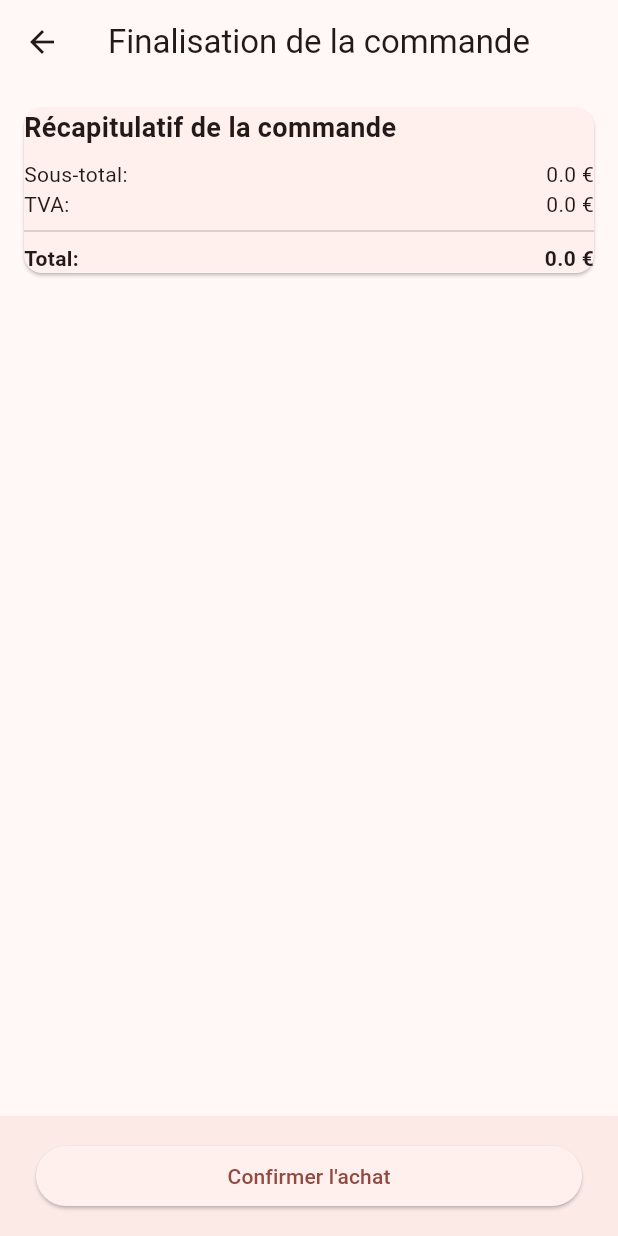
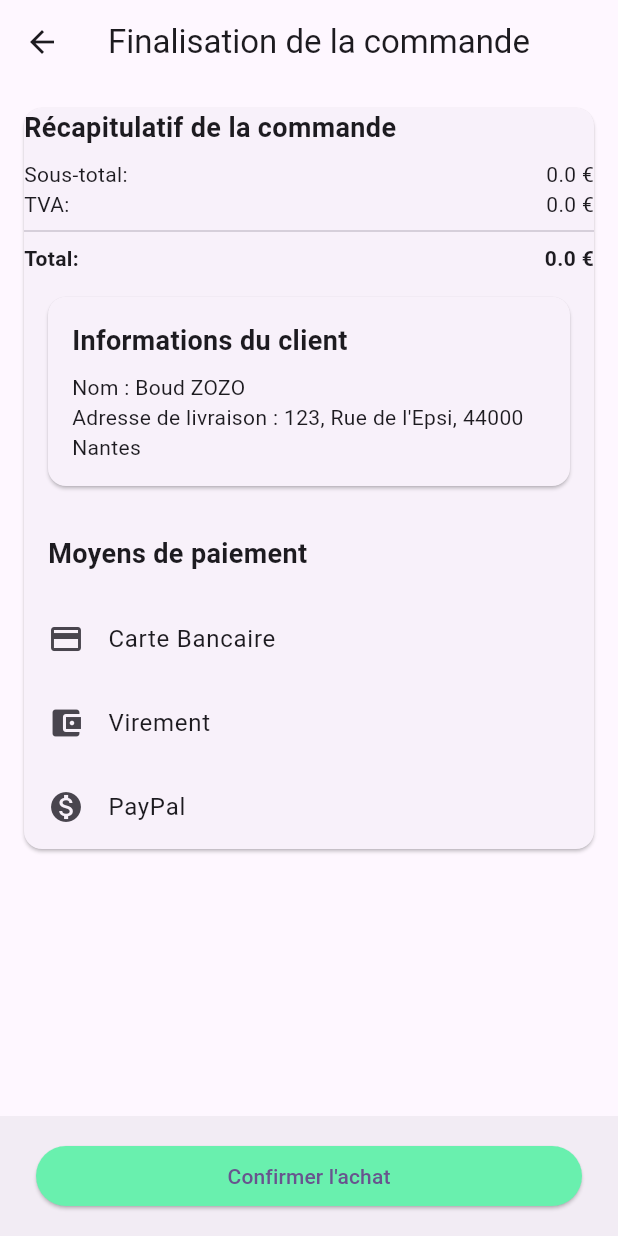
Before and after one commit to Syd-ny/Epsi-shop-paiement, a Flutter app: the PaymentPage screen opened by its route, on a phone screen of 412 x 824 dp. Run offline on Flutter 3.47's test engine with Material 3 defaults, Android fonts, the phone set to English and light mode, and no system bars; our stand-ins replace flutter_map, go_router, latlong2; network calls fail.

Commit message:
page paiement ok

```diff
--- a/lib/app.dart
+++ b/lib/app.dart
@@ -30,7 +30,14 @@ class MyApp extends StatelessWidget {
       debugShowCheckedModeBanner: false,
       title: 'Flutter Demo',
       theme: ThemeData(
-        colorScheme: ColorScheme.fromSeed(seedColor: Colors.red),
+        primarySwatch: Colors.purple,
+        primaryColor: Colors.greenAccent,
+        colorScheme: ColorScheme.fromSeed(seedColor: Colors.deepPurple),
+        textButtonTheme: TextButtonThemeData(
+          style: TextButton.styleFrom(
+            foregroundColor: Colors.purple, // Couleur de texte pour les TextButton
+          ),
+        ),
         useMaterial3: true,
       ),
       routerConfig: _router,
--- a/lib/bo/cart.dart
+++ b/lib/bo/cart.dart
@@ -13,7 +13,8 @@ class Cart with ChangeNotifier {
       "${listArticles.fold(0, (prev, art) => prev + art.prix) / 100}€";
 
   double getSubtotal() {
-    return _listArticles.fold(0, (total, current) => (total + current.prix)/100);
+    double subtotal = _listArticles.fold(0, (total, current) => total + current.prix) / 100;
+    return double.parse(subtotal.toStringAsFixed(2));
   }
 
   double getTax() {
@@ -22,7 +23,9 @@ class Cart with ChangeNotifier {
   }
 
   double getTotal() {
-    return getSubtotal() + getTax();
+    double subtotal = getSubtotal();
+    double tax = getTax();
+    return double.parse((subtotal + tax).toStringAsFixed(2));
   }
 
   void add(Article article) {
--- a/lib/page/payment_page.dart
+++ b/lib/page/payment_page.dart
@@ -6,6 +6,9 @@ import '../bo/cart.dart';
 
 class PaymentPage extends StatelessWidget {
   const PaymentPage({super.key});
+
+  final String clientName = "Boud ZOZO";
+  final String deliveryAddress = "123, Rue de l'Epsi, 44000 Nantes";
 
   @override
   Widget build(BuildContext context) {
@@ -33,6 +36,8 @@ class PaymentPage extends StatelessWidget {
                     _buildPriceRow(context, "TVA:", "$tax €"),
                     Divider(),
                     _buildPriceRow(context, "Total:", "$total €", isTotal: true),
+                    _buildClientInfoCard(),
+                    _buildPaymentOptions(),
                   ],
                 ),
               )
@@ -45,6 +50,9 @@ class PaymentPage extends StatelessWidget {
         child:  Padding(
           padding: EdgeInsets.all(8),
           child: ElevatedButton(
+            style: ElevatedButton.styleFrom(
+              primary: Theme.of(context).primaryColor,
+              ),
             onPressed: () {
               //logique de finalisation d'achat
             },
@@ -54,12 +62,66 @@ class PaymentPage extends StatelessWidget {
       ),
     );
   }
+
   Widget _buildPriceRow(BuildContext context, String label, String value, {bool isTotal = false}) {
     return Row(
       mainAxisAlignment: MainAxisAlignment.spaceBetween,
       children: [
-        Text(label, style: isTotal ? TextStyle(fontWeight: FontWeight.bold) : null),
-        Text(value, style: isTotal ? TextStyle(fontWeight: FontWeight.bold) : null),
+        Text(label,
+            style: isTotal ? TextStyle(fontWeight: FontWeight.bold) : null),
+        Text(value,
+            style: isTotal ? TextStyle(fontWeight: FontWeight.bold) : null),
+      ],
+    );
+  }
+
+    Widget _buildClientInfoCard() {
+      return Card(
+        margin: EdgeInsets.all(16),
+        child: Padding(
+          padding: EdgeInsets.all(16),
+          child: Column(
+            crossAxisAlignment: CrossAxisAlignment.start,
+            children: [
+              Text("Informations du client", style: TextStyle(fontSize: 18, fontWeight: FontWeight.bold)),
+              SizedBox(height: 8),
+              Text("Nom : $clientName"),
+              Text("Adresse de livraison : $deliveryAddress"),
+            ],
+          ),
+        ),
+      );
+    }
+
+  Widget _buildPaymentOptions() {
+    return Column(
+      crossAxisAlignment: CrossAxisAlignment.start,
+      children: [
+        Padding(
+          padding: EdgeInsets.all(16.0),
+          child: Text("Moyens de paiement", style: TextStyle(fontSize: 18, fontWeight: FontWeight.bold)),
+        ),
+        ListTile(
+          leading: Icon(Icons.payment),
+          title: Text("Carte Bancaire"),
+          onTap: () {
+            // Logique de paiement par carte bancaire
+          },
+        ),
+        ListTile(
+          leading: Icon(Icons.account_balance_wallet),
+          title: Text("Virement"),
+          onTap: () {
+            // Logique de paiement par virement
+          },
+        ),
+        ListTile(
+          leading: Icon(Icons.monetization_on),
+          title: Text("PayPal"),
+          onTap: () {
+            // Logique de paiement par PayPal
+          },
+        ),
       ],
     );
   }
```
Also changed, not shown: 1 other file.
